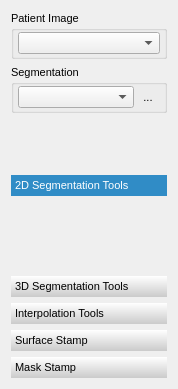
Above: Plugins/org.mitk.gui.qt.multilabelsegmentation/src/internal/QmitkMultiLabelSegmentationControls.ui from MITK/MITK before the change. Below: the same form after it.
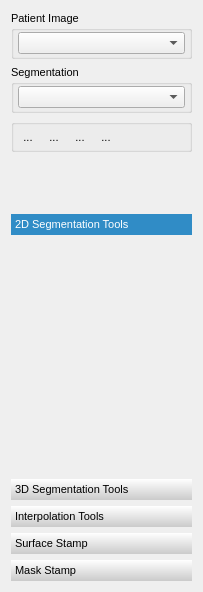
That is the form after the change. Icons and pictures are not drawn. Custom widgets are drawn as their Qt base class.

Commit message: reworked buttons in GUI: moved out from labelset widget to main plugin

Diff of the .ui file:
```diff
--- a/Plugins/org.mitk.gui.qt.multilabelsegmentation/src/internal/QmitkMultiLabelSegmentationControls.ui
+++ b/Plugins/org.mitk.gui.qt.multilabelsegmentation/src/internal/QmitkMultiLabelSegmentationControls.ui
@@ -6,8 +6,8 @@
    <rect>
     <x>0</x>
     <y>0</y>
-    <width>178</width>
-    <height>379</height>
+    <width>203</width>
+    <height>592</height>
    </rect>
   </property>
   <property name="sizePolicy">
@@ -114,6 +114,21 @@
         </property>
        </widget>
       </item>
+     </layout>
+    </widget>
+   </item>
+   <item>
+    <widget class="QGroupBox" name="groupBox_2">
+     <property name="title">
+      <string/>
+     </property>
+     <layout class="QHBoxLayout" name="horizontalLayout_5">
+      <property name="spacing">
+       <number>2</number>
+      </property>
+      <property name="margin">
+       <number>2</number>
+      </property>
       <item>
        <widget class="QToolButton" name="m_pbNewLabel">
         <property name="toolTip">
@@ -128,8 +143,8 @@
         </property>
         <property name="iconSize">
          <size>
-          <width>24</width>
-          <height>24</height>
+          <width>28</width>
+          <height>28</height>
          </size>
         </property>
         <property name="shortcut">
@@ -140,13 +155,95 @@
         </property>
        </widget>
       </item>
+      <item>
+       <widget class="QToolButton" name="m_pbLoadSegmentation">
+        <property name="toolTip">
+         <string>Load a segmentation session</string>
+        </property>
+        <property name="text">
+         <string>...</string>
+        </property>
+        <property name="icon">
+         <iconset resource="../../resources/multilabelsegmentation.qrc">
+          <normaloff>:/multilabelsegmentation/LoadSegmentationSession_48x48.png</normaloff>:/multilabelsegmentation/LoadSegmentationSession_48x48.png</iconset>
+        </property>
+        <property name="iconSize">
+         <size>
+          <width>28</width>
+          <height>28</height>
+         </size>
+        </property>
+        <property name="autoRaise">
+         <bool>true</bool>
+        </property>
+       </widget>
+      </item>
+      <item>
+       <widget class="QToolButton" name="m_pbSaveSegmentation">
+        <property name="toolTip">
+         <string>Save active segmentation session</string>
+        </property>
+        <property name="text">
+         <string>...</string>
+        </property>
+        <property name="icon">
+         <iconset resource="../../resources/multilabelsegmentation.qrc">
+          <normaloff>:/multilabelsegmentation/SaveSegmentationSession_48x48.png</normaloff>:/multilabelsegmentation/SaveSegmentationSession_48x48.png</iconset>
+        </property>
+        <property name="iconSize">
+         <size>
+          <width>28</width>
+          <height>28</height>
+         </size>
+        </property>
+        <property name="autoRaise">
+         <bool>true</bool>
+        </property>
+       </widget>
+      </item>
+      <item>
+       <widget class="QToolButton" name="m_pbDeleteSegmentation">
+        <property name="toolTip">
+         <string>Close active segmentation session</string>
+        </property>
+        <property name="text">
+         <string>...</string>
+        </property>
+        <property name="icon">
+         <iconset resource="../../resources/multilabelsegmentation.qrc">
+          <normaloff>:/multilabelsegmentation/DeleteSegmentationSession_48x48.png</normaloff>:/multilabelsegmentation/DeleteSegmentationSession_48x48.png</iconset>
+        </property>
+        <property name="iconSize">
+         <size>
+          <width>28</width>
+          <height>28</height>
+         </size>
+        </property>
+        <property name="autoRaise">
+         <bool>true</bool>
+        </property>
+       </widget>
+      </item>
+      <item>
+       <spacer name="horizontalSpacer">
+        <property name="orientation">
+         <enum>Qt::Horizontal</enum>
+        </property>
+        <property name="sizeHint" stdset="0">
+         <size>
+          <width>5</width>
+          <height>20</height>
+         </size>
+        </property>
+       </spacer>
+      </item>
      </layout>
     </widget>
    </item>
    <item>
     <widget class="QmitkLabelSetWidget" name="m_LabelSetWidget" native="true">
      <property name="sizePolicy">
-      <sizepolicy hsizetype="Preferred" vsizetype="MinimumExpanding">
+      <sizepolicy hsizetype="Preferred" vsizetype="Minimum">
        <horstretch>0</horstretch>
        <verstretch>0</verstretch>
       </sizepolicy>
@@ -181,8 +278,8 @@
        <rect>
         <x>0</x>
         <y>0</y>
-        <width>160</width>
-        <height>70</height>
+        <width>185</width>
+        <height>247</height>
        </rect>
       </property>
       <attribute name="label">
```
Left out of the diff: 6 changed lines with no effect on the pictures. The commit also changes 19 other files.
